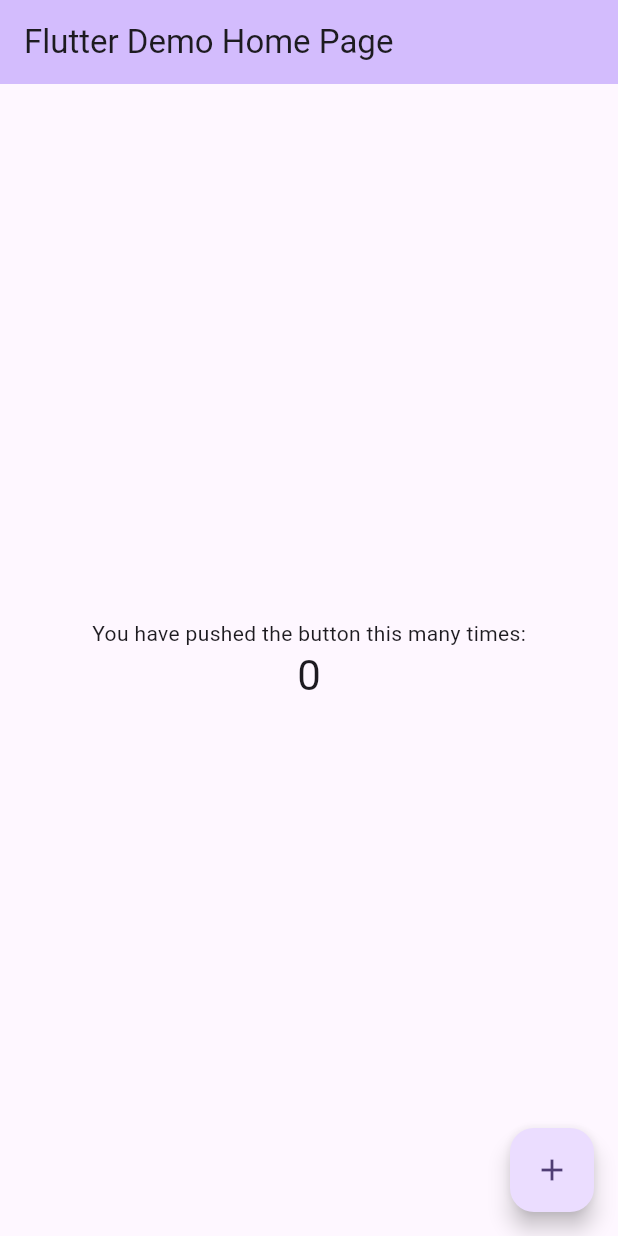
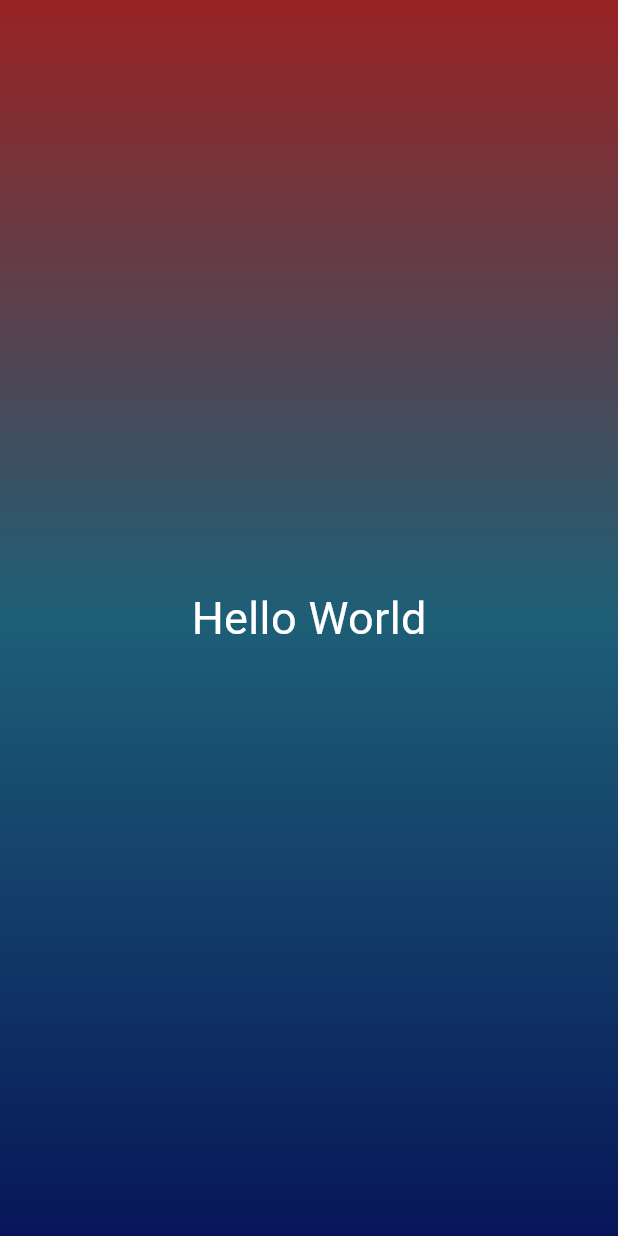
Before and after one commit to eve-s3951140/first_app, a Flutter app: the screen it shows after launch, on a phone screen of 412 x 824 dp. Run offline on Flutter 3.47's test engine with Material 3 defaults, Android fonts, the phone set to English and light mode, and no system bars.

Commit message:
Create widget with gradient background

```diff
--- a/lib/main.dart
+++ b/lib/main.dart
@@ -1,125 +1,37 @@
 import 'package:flutter/material.dart';
+import 'package:flutter/widgets.dart';
 
 void main() {
-  runApp(const MyApp());
+  runApp(
+    MaterialApp( // Show user interface on the screen
+      home: Scaffold(
+        backgroundColor: const Color.fromRGBO(29, 95, 119, 0),
+        body: GradientContainer(),
+      ),
+    ),
+  );
 }
 
-class MyApp extends StatelessWidget {
-  const MyApp({super.key});
-
-  // This widget is the root of your application.
+class GradientContainer extends StatelessWidget{
   @override
   Widget build(BuildContext context) {
-    return MaterialApp(
-      title: 'Flutter Demo',
-      theme: ThemeData(
-        // This is the theme of your application.
-        //
-        // TRY THIS: Try running your application with "flutter run". You'll see
-        // the application has a purple toolbar. Then, without quitting the app,
-        // try changing the seedColor in the colorScheme below to Colors.green
-        // and then invoke "hot reload" (save your changes or press the "hot
-        // reload" button in a Flutter-supported IDE, or press "r" if you used
-        // the command line to start the app).
-        //
-        // Notice that the counter didn't reset back to zero; the application
-        // state is not lost during the reload. To reset the state, use hot
-        // restart instead.
-        //
-        // This works for code too, not just values: Most code changes can be
-        // tested with just a hot reload.
-        colorScheme: ColorScheme.fromSeed(seedColor: Colors.deepPurple),
-        useMaterial3: true,
+    return Container(
+      decoration: const BoxDecoration(
+        gradient: LinearGradient(
+          colors: [
+            Color.fromRGBO(152, 35, 35, 1),
+            Color.fromRGBO(29, 95, 119, 1),
+            Color.fromRGBO(7, 22, 89, 1),
+          ],
+          begin: Alignment.topCenter,
+          end: Alignment.bottomCenter,
+        ),
       ),
-      home: const MyHomePage(title: 'Flutter Demo Home Page'),
+      child: const Center(
+        child: Text("Hello World",
+          style: TextStyle(fontSize: 30, color: Colors.white),
+        ),
+      ),
     );
   }
 }
-
-class MyHomePage extends StatefulWidget {
-  const MyHomePage({super.key, required this.title});
-
-  // This widget is the home page of your application. It is stateful, meaning
-  // that it has a State object (defined below) that contains fields that affect
-  // how it looks.
-
-  // This class is the configuration for the state. It holds the values (in this
-  // case the title) provided by the parent (in this case the App widget) and
-  // used by the build method of the State. Fields in a Widget subclass are
-  // always marked "final".
-
-  final String title;
-
-  @override
-  State<MyHomePage> createState() => _MyHomePageState();
-}
-
-class _MyHomePageState extends State<MyHomePage> {
-  int _counter = 0;
-
-  void _incrementCounter() {
-    setState(() {
-      // This call to setState tells the Flutter framework that something has
-      // changed in this State, which causes it to rerun the build method below
-      // so that the display can reflect the updated values. If we changed
-      // _counter without calling setState(), then the build method would not be
-      // called again, and so nothing would appear to happen.
-      _counter++;
-    });
-  }
-
-  @override
-  Widget build(BuildContext context) {
-    // This method is rerun every time setState is called, for instance as done
-    // by the _incrementCounter method above.
-    //
-    // The Flutter framework has been optimized to make rerunning build methods
-    // fast, so that you can just rebuild anything that needs updating rather
-    // than having to individually change instances of widgets.
-    return Scaffold(
-      appBar: AppBar(
-        // TRY THIS: Try changing the color here to a specific color (to
-        // Colors.amber, perhaps?) and trigger a hot reload to see the AppBar
-        // change color while the other colors stay the same.
-        backgroundColor: Theme.of(context).colorScheme.inversePrimary,
-        // Here we take the value from the MyHomePage object that was created by
-        // the App.build method, and use it to set our appbar title.
-        title: Text(widget.title),
-      ),
-      body: Center(
-        // Center is a layout widget. It takes a single child and positions it
-        // in the middle of the parent.
-        child: Column(
-          // Column is also a layout widget. It takes a list of children and
-          // arranges them vertically. By default, it sizes itself to fit its
-          // children horizontally, and tries to be as tall as its parent.
-          //
-          // Column has various properties to control how it sizes itself and
-          // how it positions its children. Here we use mainAxisAlignment to
-          // center the children vertically; the main axis here is the vertical
-          // axis because Columns are vertical (the cross axis would be
-          // horizontal).
-          //
-          // TRY THIS: Invoke "debug painting" (choose the "Toggle Debug Paint"
-          // action in the IDE, or press "p" in the console), to see the
-          // wireframe for each widget.
-          mainAxisAlignment: MainAxisAlignment.center,
-          children: <Widget>[
-            const Text(
-              'You have pushed the button this many times:',
-            ),
-            Text(
-              '$_counter',
-              style: Theme.of(context).textTheme.headlineMedium,
-            ),
-          ],
-        ),
-      ),
-      floatingActionButton: FloatingActionButton(
-        onPressed: _incrementCounter,
-        tooltip: 'Increment',
-        child: const Icon(Icons.add),
-      ), // This trailing comma makes auto-formatting nicer for build methods.
-    );
-  }
-}
```
